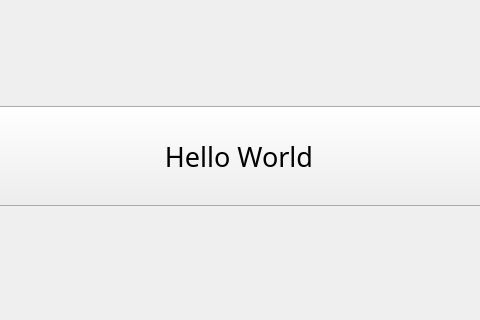
Old version of the form test.ui in the repository potakaaa/qt6_practice; both pictures show x 161 to 641 and y 133 to 453 of the 800 by 600 pixel window.
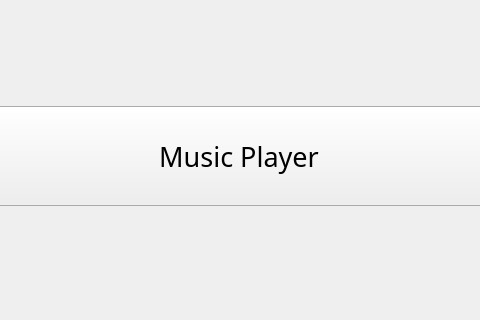
New version of the form.

```diff
--- a/test.ui
+++ b/test.ui
@@ -30,7 +30,7 @@
        </font>
       </property>
       <property name="text">
-       <string>Hello World</string>
+       <string>Music Player</string>
       </property>
      </widget>
     </item>
```
